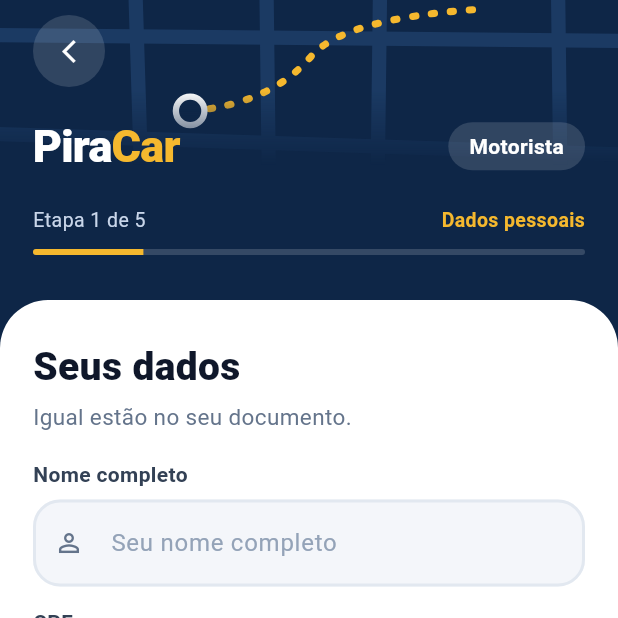
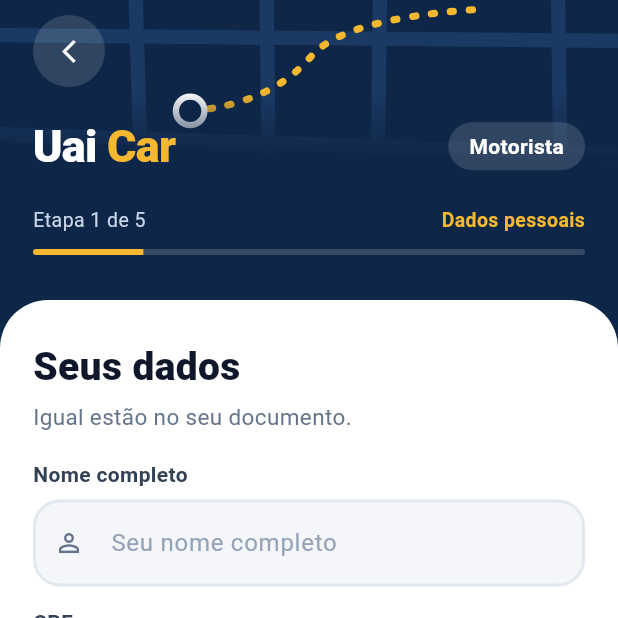
Before and after one commit to XProzzinho/PiraCarMotorista, a Flutter app: the screen it shows after launch, after a tap on "Cadastre-se", on a phone screen of 412 x 824 dp, the top half of it. Run offline on Flutter 3.47's test engine with Material 3 defaults, Android fonts, the phone set to English and light mode, and no system bars; our stand-ins replace cloud_firestore, firebase_auth, firebase_core, flutter_local_notifications, geocoding, geolocator and 3 more; accounts and stored records are empty; network calls fail.

Commit message:
Troca o nome do app para Uai Car
Co-Authored-By: Claude Opus 5.5 <noreply@anthropic.com>
Claude-Session: https://claude.ai/code/session_01ENVhCqjstQUto8HLSY7k3g

```diff
--- a/lib/aviso.dart
+++ b/lib/aviso.dart
@@ -77,7 +77,7 @@ class _Faixa extends StatelessWidget {
                 child: Column(
                   crossAxisAlignment: CrossAxisAlignment.start,
                   children: [
-                    const Text('Aviso PiraCar',
+                    const Text('Aviso Uai Car',
                         style: TextStyle(
                             color: Color(0xFFFFC24B),
                             fontSize: 12,
--- a/lib/cadastro_etapas.dart
+++ b/lib/cadastro_etapas.dart
@@ -103,7 +103,7 @@ class EtapaCadastro extends StatelessWidget {
                             const Text.rich(
                               TextSpan(children: [
                                 TextSpan(
-                                    text: 'Pira',
+                                    text: 'Uai ',
                                     style: TextStyle(color: Colors.white)),
                                 TextSpan(
                                     text: 'Car',
--- a/lib/cadastro_motorista.dart
+++ b/lib/cadastro_motorista.dart
@@ -99,7 +99,7 @@ class _CadastroMotoristaPageState extends State<CadastroMotoristaPage> {
           return 'Data de nascimento inválida. Use DD/MM/AAAA.';
         }
         if (idade(_nascimento.text) < 18) {
-          return 'Para dirigir no PiraCar é preciso ter 18 anos ou mais.';
+          return 'Para dirigir no Uai Car é preciso ter 18 anos ou mais.';
         }
         if (soDigitos(_telefone.text).length < 10) {
           return 'Digite o telefone com DDD.';
@@ -390,7 +390,7 @@ class _CadastroMotoristaPageState extends State<CadastroMotoristaPage> {
                   fontSize: 17, fontWeight: FontWeight.w800, color: corTexto)),
           const SizedBox(height: 4),
           const Text(
-              'O PiraCar já vem marcado. Se o seu carro for sedan ou '
+              'O Uai Car já vem marcado. Se o seu carro for sedan ou '
               'confortável, marque mais uma (é opcional).',
               style: TextStyle(fontSize: 14, color: corTextoSuave)),
           const SizedBox(height: 12),
--- a/lib/categorias.dart
+++ b/lib/categorias.dart
@@ -19,7 +19,7 @@ class Categoria {
   final double multiplicador;
 }
 
-const catPiracar = Categoria('piracar', 'PiraCar', 'Carro do dia a dia', 1.0);
+const catPiracar = Categoria('piracar', 'Uai Car', 'Carro do dia a dia', 1.0);
 const catSedan = Categoria('sedan', 'Sedan', 'Mais espaço no porta-malas', 1.2);
 const catConforto =
     Categoria('conforto', 'Conforto', 'Carros novos e espaçosos', 1.4);
@@ -42,7 +42,7 @@ List<String> categoriasDoMotorista(Map<String, dynamic>? dados) {
 bool motoristaAtende(Map<String, dynamic>? dados, String? categoriaCorrida) =>
     categoriasDoMotorista(dados).contains(categoriaCorrida ?? 'piracar');
 
-/// Texto curto: "PiraCar e Sedan".
+/// Texto curto: "Uai Car e Sedan".
 String nomesCategorias(Map<String, dynamic>? dados) =>
     categoriasDoMotorista(dados)
         .map((id) => categoriaPorId(id).nome)
@@ -299,7 +299,7 @@ class CartaoCategoria extends StatelessWidget {
                       categoria.id == 'piracar'
                           ? Text.rich(
                               TextSpan(children: [
-                                TextSpan(text: 'Pira'),
+                                TextSpan(text: 'Uai '),
                                 TextSpan(
                                     text: 'Car',
                                     style:
--- a/lib/creditos.dart
+++ b/lib/creditos.dart
@@ -102,7 +102,7 @@ class VerificaVersao extends StatelessWidget {
                   Text(
                       'Esta versão ($versaoApp) não funciona mais. '
                       'Baixe a versão $minima ou mais nova para continuar '
-                      'usando o PiraCar.',
+                      'usando o Uai Car.',
                       textAlign: TextAlign.center,
                       style: const TextStyle(fontSize: 15)),
                 ],
--- a/lib/home_page.dart
+++ b/lib/home_page.dart
@@ -422,7 +422,7 @@ class _MapaMotoristaState extends State<_MapaMotorista>
               accuracy: LocationAccuracy.high,
               distanceFilter: 4,
               foregroundNotificationConfig: const ForegroundNotificationConfig(
-                notificationTitle: 'PiraCar: você está online',
+                notificationTitle: 'Uai Car: você está online',
                 notificationText:
                     'Recebendo corridas mesmo com o app minimizado.',
                 enableWakeLock: true,
@@ -2065,7 +2065,7 @@ class _Bloqueado extends StatelessWidget {
                       ? motivo
                       : 'Enquanto estiver bloqueado, você não pode ficar '
                           'online nem receber corridas. Fale com a '
-                          'administração do PiraCar.',
+                          'administração do Uai Car.',
                   textAlign: TextAlign.center,
                   style: const TextStyle(
                       color: Color(0xFFC9D6EA), fontSize: 15, height: 1.4),
--- a/lib/login_page.dart
+++ b/lib/login_page.dart
@@ -294,7 +294,7 @@ class _Marca extends StatelessWidget {
             const Text.rich(
               TextSpan(
                 children: [
-                  TextSpan(text: 'Pira', style: TextStyle(color: Colors.white)),
+                  TextSpan(text: 'Uai ', style: TextStyle(color: Colors.white)),
                   TextSpan(text: 'Car', style: TextStyle(color: _amarelo)),
                 ],
               ),
@@ -322,7 +322,7 @@ class _Marca extends StatelessWidget {
         const SizedBox(
           width: 260,
           child: Text(
-            'Dirija com a PiraCar e ganhe no seu ritmo.',
+            'Dirija com a Uai Car e ganhe no seu ritmo.',
             style: TextStyle(
                 fontSize: 17,
                 fontWeight: FontWeight.w500,
--- a/lib/main.dart
+++ b/lib/main.dart
@@ -21,7 +21,7 @@ class PiraCarMotoristaApp extends StatelessWidget {
   Widget build(BuildContext context) {
     return ObservadorTema(
       builder: (context) => MaterialApp(
-      title: 'PiraCar Motorista',
+      title: 'Uai Car Motorista',
       debugShowCheckedModeBanner: false,
       theme: temaPiraCar(const Color(0xFF1E88E5)),
       home: StreamBuilder<User?>(
--- a/lib/rota.dart
+++ b/lib/rota.dart
@@ -121,7 +121,7 @@ Future<Rota?> _rotaOsrm(LatLng origem, LatLng destino) async {
         '${destino.longitude},${destino.latitude}'
         '?overview=full&geometries=polyline&alternatives=true&steps=true');
     final resp = await http
-        .get(url, headers: {'User-Agent': 'PiraCar'})
+        .get(url, headers: {'User-Agent': 'Uai Car'})
         .timeout(const Duration(seconds: 12));
     if (resp.statusCode != 200) {
       erroRota += ' | OSRM: erro ${resp.statusCode}';
--- a/lib/tokens.dart
+++ b/lib/tokens.dart
@@ -120,7 +120,7 @@ Future<void> notificarSaldo(int saldo) async {
         '${reais(custoNegativo)}. Faça uma recarga na loja.';
   } else {
     titulo = 'Seu saldo está acabando';
-    texto = 'Restam ${reais(saldo)}. Faça uma recarga na loja do PiraCar.';
+    texto = 'Restam ${reais(saldo)}. Faça uma recarga na loja do Uai Car.';
   }
   try {
     await _notificacoes.show(
```
Also changed, not shown: 1 other file.
